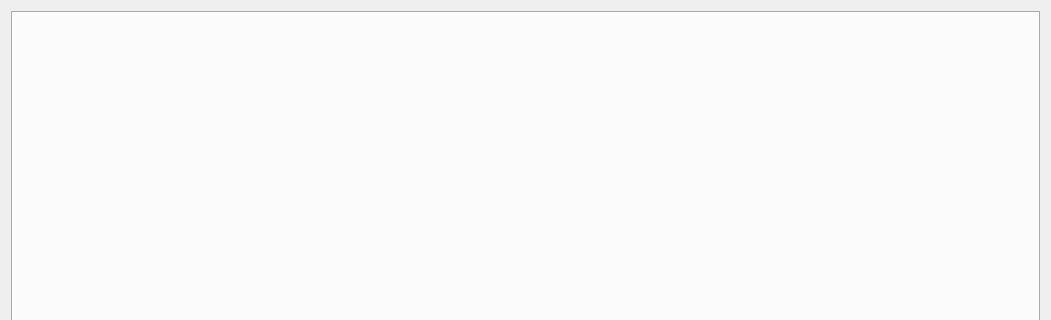
Sergeyego/warehouse, file mainwindow.ui: the form before one commit; both pictures show x 0 to 1051 and y 0 to 320 of the 1051 by 662 pixel window.
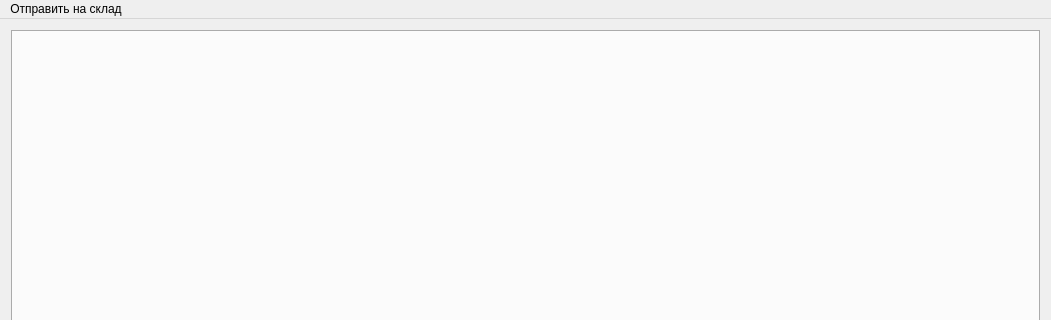
The form after the commit.

Diff of the .ui file:
```diff
--- a/mainwindow.ui
+++ b/mainwindow.ui
@@ -39,6 +39,13 @@
      <height>22</height>
     </rect>
    </property>
+   <widget class="QMenu" name="menu">
+    <property name="title">
+     <string>Отправить на склад</string>
+    </property>
+    <addaction name="actionAcceptance"/>
+   </widget>
+   <addaction name="menu"/>
   </widget>
  </widget>
  <layoutdefault spacing="6" margin="11"/>
```
Left out of the diff: 5 changed lines with no effect on the pictures.
